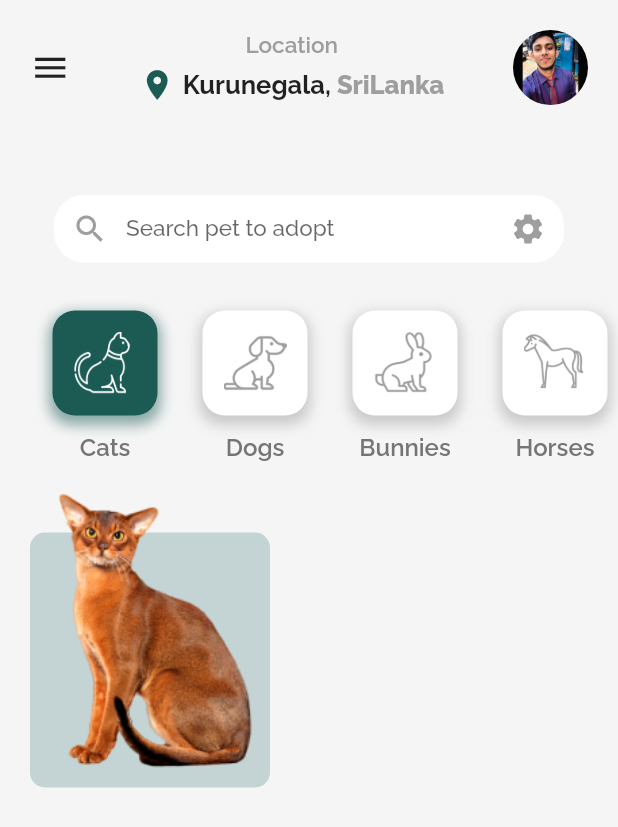
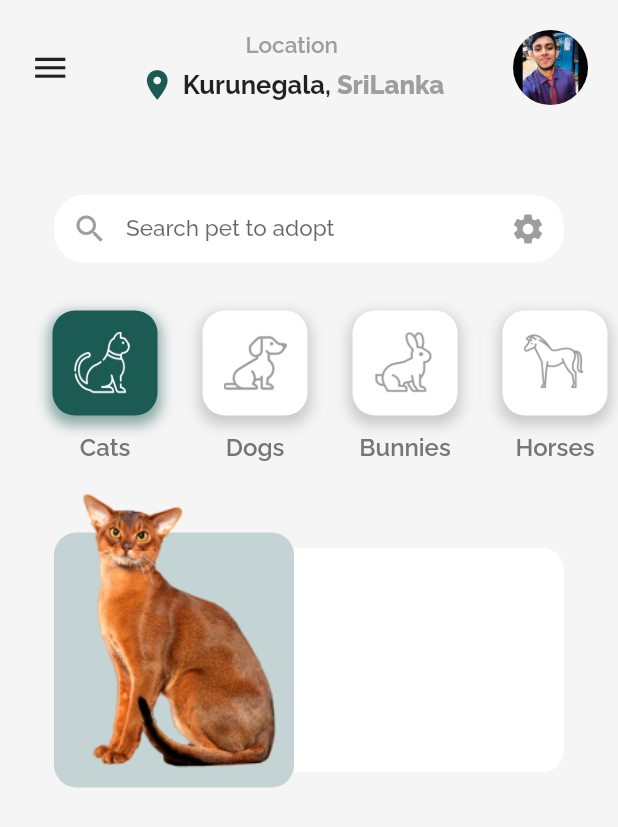
Before and after one commit to Shehan82/flutter-ui-with-drawer, a Flutter app: the screen it shows after launch, on a phone screen of 412 x 824 dp. Shown: the top 827 px of the screen. Run offline on Flutter 3.47's test engine with Material 2 defaults, Android fonts, the light colour scheme and no system bars; our stand-ins replace font_awesome_flutter, google_fonts.

Commit message:
added container to right side of the cat.png

```diff
--- a/lib/screens/home.dart
+++ b/lib/screens/home.dart
@@ -238,6 +238,7 @@ class _HomeScreenState extends State<HomeScreen> {
                     margin: EdgeInsets.symmetric(horizontal: 20),
                     height: 200,
                     child: Row(
+                      mainAxisAlignment: MainAxisAlignment.center,
                       children: [
                         Stack(
                           children: [
@@ -246,7 +247,7 @@ class _HomeScreenState extends State<HomeScreen> {
                               height: 200,
                               margin: EdgeInsets.only(top: 30),
                               decoration: BoxDecoration(
-                                borderRadius: BorderRadius.circular(10),
+                                borderRadius: BorderRadius.circular(15),
                                 color: Color(0xffc4d4d4),
                               ),
                             ),
@@ -260,6 +261,16 @@ class _HomeScreenState extends State<HomeScreen> {
                               ),
                             ),
                           ],
+                        ),
+                        Container(
+                          width: 180,
+                          height: 200,
+                          margin: EdgeInsets.only(top: 40, bottom: 10),
+                          decoration: BoxDecoration(
+                              color: Colors.white,
+                              borderRadius: BorderRadius.only(
+                                  topRight: Radius.circular(15),
+                                  bottomRight: Radius.circular(15))),
                         )
                       ],
                     ),
```
